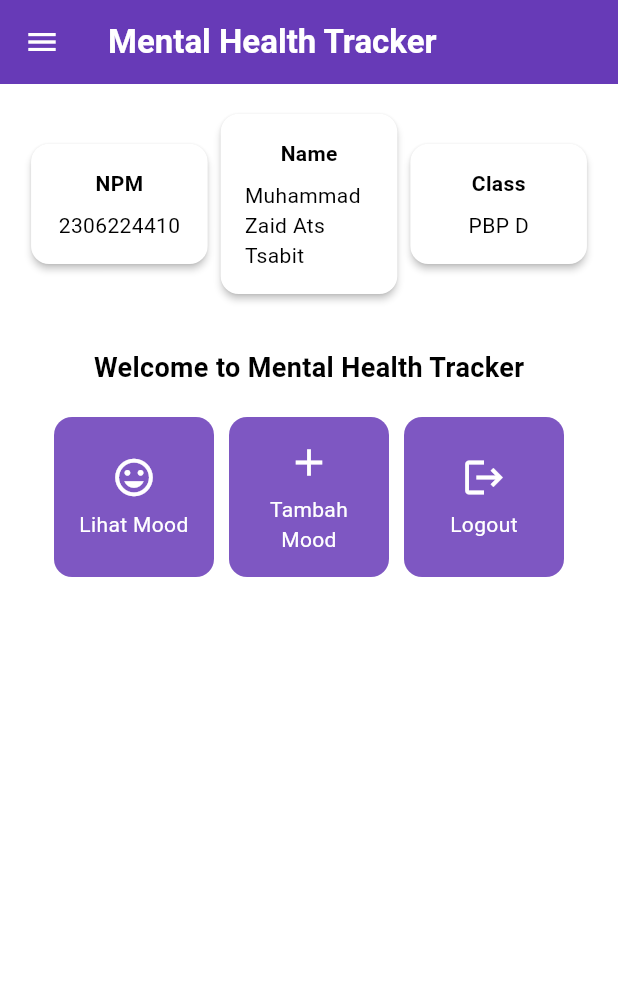
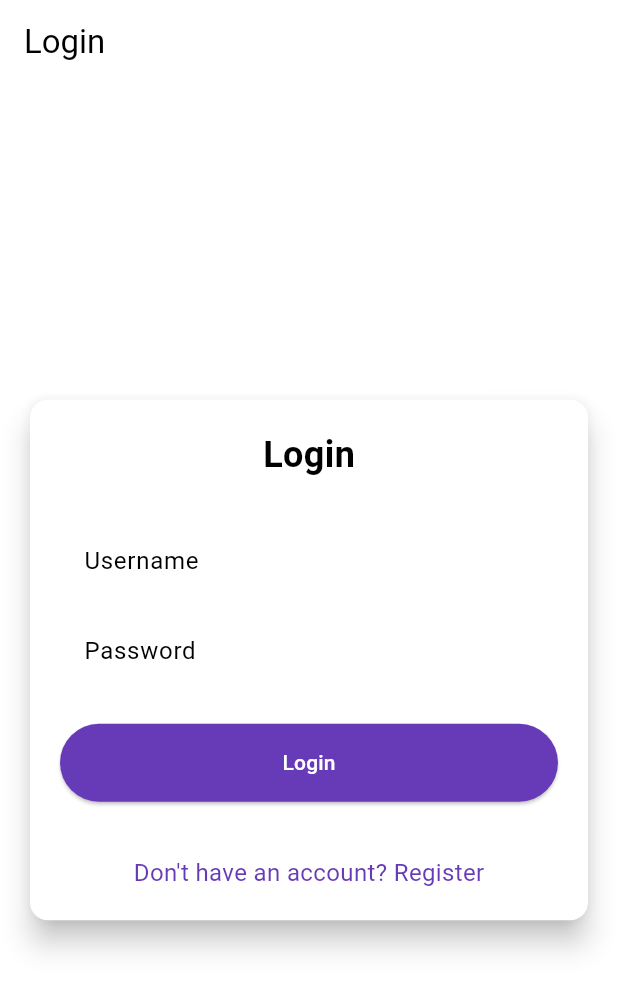
Before and after one commit to skanggalon/mental-health-tracker-mobile, a Flutter app: the screen it shows after launch, on a phone screen of 412 x 824 dp. Shown: the top 991 px of the screen. Run offline on Flutter 3.47's test engine with Material 3 defaults, Android fonts, the phone set to English and light mode, and no system bars; missing offline and left inert: pbp_django_auth.

Commit message:
[Tutorial8] Done?

```diff
--- a/lib/main.dart
+++ b/lib/main.dart
@@ -1,5 +1,8 @@
 import 'package:flutter/material.dart';
+import 'package:mental_health_tracker/screens/login.dart';
 import 'package:mental_health_tracker/screens/menu.dart';
+import 'package:pbp_django_auth/pbp_django_auth.dart';
+import 'package:provider/provider.dart';
 
 void main() {
   runApp(const MyApp());
@@ -8,33 +11,23 @@ void main() {
 class MyApp extends StatelessWidget {
   const MyApp({super.key});
 
-  // This widget is the root of your application.
   @override
   Widget build(BuildContext context) {
-    return MaterialApp(
-      title: 'Flutter Demo',
-      theme: ThemeData(
-        // This is the theme of your application.
-        //
-        // TRY THIS: Try running your application with "flutter run". You'll see
-        // the application has a purple toolbar. Then, without quitting the app,
-        // try changing the seedColor in the colorScheme below to Colors.green
-        // and then invoke "hot reload" (save your changes or press the "hot
-        // reload" button in a Flutter-supported IDE, or press "r" if you used
-        // the command line to start the app).
-        //
-        // Notice that the counter didn't reset back to zero; the application
-        // state is not lost during the reload. To reset the state, use hot
-        // restart instead.
-        //
-        // This works for code too, not just values: Most code changes can be
-        // tested with just a hot reload.
-         colorScheme: ColorScheme.fromSwatch(
-              primarySwatch: Colors.deepPurple,
-        ).copyWith(secondary: Colors.deepPurple[400]),
-        useMaterial3: true,
+    return Provider(
+      create: (_) {
+        CookieRequest request = CookieRequest();
+        return request;
+      },
+      child: MaterialApp(
+        title: 'Mental Health Tracker',
+        theme: ThemeData(
+          useMaterial3: true,
+          colorScheme: ColorScheme.fromSwatch(
+            primarySwatch: Colors.deepPurple,
+          ).copyWith(secondary: Colors.deepPurple[400]),
+        ),
+        home: const LoginPage(),
       ),
-      home: MyHomePage(),
     );
   }
 }
--- /dev/null
+++ b/lib/screens/login.dart
@@ -0,0 +1,181 @@
+import 'package:mental_health_tracker/screens/menu.dart';
+import 'package:flutter/material.dart';
+import 'package:pbp_django_auth/pbp_django_auth.dart';
+import 'package:provider/provider.dart';
+import 'package:mental_health_tracker/screens/register.dart'; // Import halaman RegisterPage jika sudah dibuat
+
+void main() {
+  runApp(const LoginApp());
+}
+
+class LoginApp extends StatelessWidget {
+  const LoginApp({super.key});
+
+  @override
+  Widget build(BuildContext context) {
+    return MaterialApp(
+      title: 'Login',
+      theme: ThemeData(
+        useMaterial3: true,
+        colorScheme: ColorScheme.fromSwatch(
+          primarySwatch: Colors.deepPurple,
+        ).copyWith(secondary: Colors.deepPurple[400]),
+      ),
+      home: const LoginPage(),
+    );
+  }
+}
+
+class LoginPage extends StatefulWidget {
+  const LoginPage({super.key});
+
+  @override
+  State<LoginPage> createState() => _LoginPageState();
+}
+
+class _LoginPageState extends State<LoginPage> {
+  final TextEditingController _usernameController = TextEditingController();
+  final TextEditingController _passwordController = TextEditingController();
+
+  @override
+  Widget build(BuildContext context) {
+    final request = context.watch<CookieRequest>();
+
+    return Scaffold(
+      appBar: AppBar(
+        title: const Text('Login'),
+      ),
+      body: Center(
+        child: SingleChildScrollView(
+          padding: const EdgeInsets.all(16.0),
+          child: Card(
+            elevation: 8,
+            shape: RoundedRectangleBorder(
+              borderRadius: BorderRadius.circular(12.0),
+            ),
+            child: Padding(
+              padding: const EdgeInsets.all(20.0),
+              child: Column(
+                mainAxisSize: MainAxisSize.min,
+                children: [
+                  const Text(
+                    'Login',
+                    style: TextStyle(
+                      fontSize: 24.0,
+                      fontWeight: FontWeight.bold,
+                    ),
+                  ),
+                  const SizedBox(height: 30.0),
+                  TextField(
+                    controller: _usernameController,
+                    decoration: const InputDecoration(
+                      labelText: 'Username',
+                      hintText: 'Enter your username',
+                      border: OutlineInputBorder(
+                        borderRadius: BorderRadius.all(Radius.circular(12.0)),
+                      ),
+                      contentPadding:
+                          EdgeInsets.symmetric(horizontal: 12.0, vertical: 8.0),
+                    ),
+                  ),
+                  const SizedBox(height: 12.0),
+                  TextField(
+                    controller: _passwordController,
+                    decoration: const InputDecoration(
+                      labelText: 'Password',
+                      hintText: 'Enter your password',
+                      border: OutlineInputBorder(
+                        borderRadius: BorderRadius.all(Radius.circular(12.0)),
+                      ),
+                      contentPadding:
+                          EdgeInsets.symmetric(horizontal: 12.0, vertical: 8.0),
+                    ),
+                    obscureText: true,
+                  ),
+                  const SizedBox(height: 24.0),
+                  ElevatedButton(
+                    onPressed: () async {
+                      String username = _usernameController.text;
+                      String password = _passwordController.text;
+
+                      // Cek kredensial
+                      // TODO: Ganti URL dan jangan lupa tambahkan trailing slash (/) di akhir URL!
+                      // Untuk menyambungkan Android emulator dengan Django pada localhost,
+                      // gunakan URL http://10.0.2.2/
+                      final response = await request
+                          .login("http://127.0.0.1:8000/auth/login/", { // TODO udh dikerjain
+                        'username': username,
+                        'password': password,
+                      });
+
+                      if (request.loggedIn) {
+                        String message = response['message'];
+                        String uname = response['username'];
+                        if (context.mounted) {
+                          Navigator.pushReplacement(
+                            context,
+                            MaterialPageRoute(
+                                builder: (context) => MyHomePage()),
+                          );
+                          ScaffoldMessenger.of(context)
+                            ..hideCurrentSnackBar()
+                            ..showSnackBar(
+                              SnackBar(
+                                  content:
+                                      Text("$message Selamat datang, $uname.")),
+                            );
+                        }
+                      } else {
+                        if (context.mounted) {
+                          showDialog(
+                            context: context,
+                            builder: (context) => AlertDialog(
+                              title: const Text('Login Gagal'),
+                              content: Text(response['message']),
+                              actions: [
+                                TextButton(
+                                  child: const Text('OK'),
+                                  onPressed: () {
+                                    Navigator.pop(context);
+                                  },
+                                ),
+                              ],
+                            ),
+                          );
+                        }
+                      }
+                    },
+                    style: ElevatedButton.styleFrom(
+                      foregroundColor: Colors.white,
+                      minimumSize: Size(double.infinity, 50),
+                      backgroundColor: Theme.of(context).colorScheme.primary,
+                      padding: const EdgeInsets.symmetric(vertical: 16.0),
+                    ),
+                    child: const Text('Login'),
+                  ),
+                  const SizedBox(height: 36.0),
+                  GestureDetector(
+                    onTap: () {
+                      Navigator.push(
+                        context,
+                        MaterialPageRoute(
+                            builder: (context) => const RegisterPage()),
+                      );
+                    },
+                    child: Text(
+                      'Don\'t have an account? Register',
+                      style: TextStyle(
+                        color: Theme.of(context).colorScheme.primary,
+                        fontSize: 16.0,
+                      ),
+                    ),
+                  ),
+                ],
+              ),
+            ),
+          ),
+        ),
+      ),
+    );
+  }
+}
--- a/pubspec.yaml
+++ b/pubspec.yaml
@@ -35,6 +35,9 @@ dependencies:
   # The following adds the Cupertino Icons font to your application.
   # Use with the CupertinoIcons class for iOS style icons.
   cupertino_icons: ^1.0.8
+  provider: ^6.1.2
+  pbp_django_auth: ^0.4.0
+  http: ^1.2.2
 
 dev_dependencies:
   flutter_test:
```
Also changed, not shown: lib/models/mood_entry.dart (added, +65 -0 lines), lib/screens/list_moodentry.dart (added, +90 -0 lines), lib/screens/moodentry_form.dart (+39 -30 lines), lib/screens/register.dart (added, +166 -0 lines), lib/widgets/left_drawer.dart (+12 -0 lines), lib/widgets/mood_card.dart (+37 -1 lines), pubspec.lock, 4 other files.
